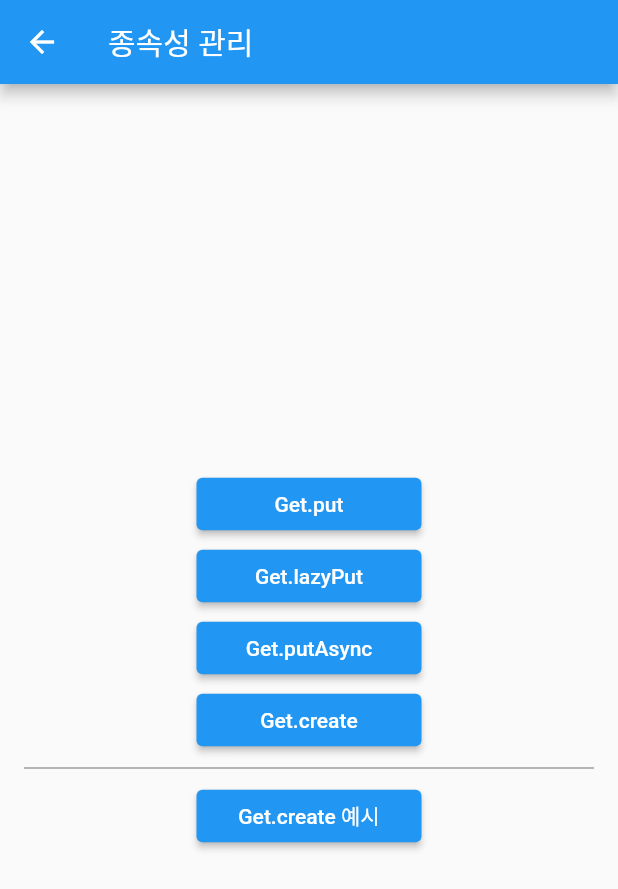
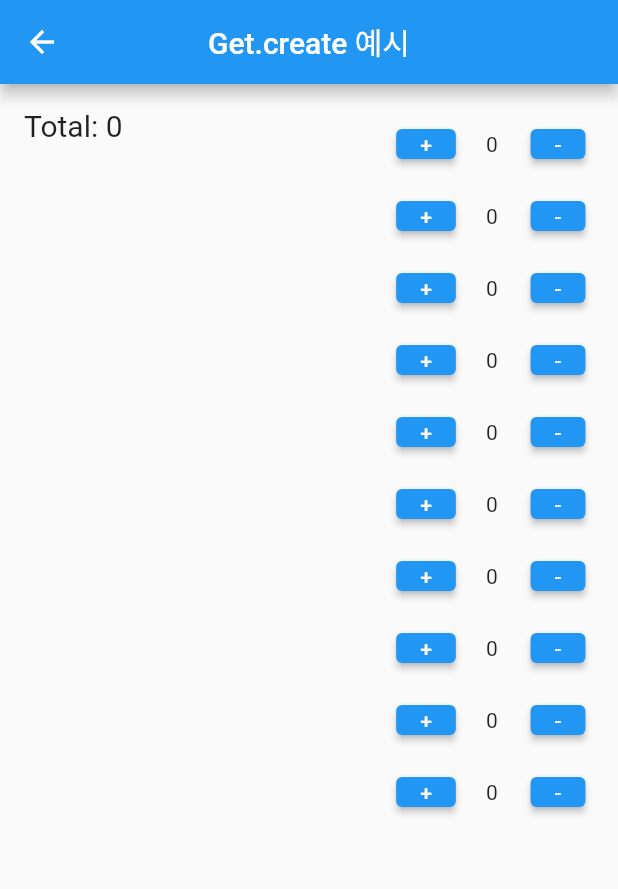
Before and after one commit to mike-bskim/getx_test, a Flutter app: the DependencyManagePage screen opened directly, after a tap on "Get.create 예시", on a phone screen of 412 x 824 dp. Shown: the top 889 px of the screen. Run offline on Flutter 3.47's test engine with Material 2 defaults, Android fonts, the phone set to English and light mode, and no system bars; our stand-ins replace get.

Commit message:
14_Get_create_example

```diff
--- /dev/null
+++ b/lib/src/binding/shopping_binding.dart
@@ -0,0 +1,19 @@
+import 'package:get/get.dart';
+
+import '../controller/shopping_controller.dart';
+
+class ShoppingBinding implements Bindings {
+  @override
+  void dependencies() {
+// different instances for different list items
+    Get.create<ShoppingController>(
+      () => ShoppingController(),
+    );
+
+// Separate instance to display total
+    Get.put<ShoppingController>(
+      ShoppingController(),
+      tag: 'total',
+    );
+  }
+}
--- /dev/null
+++ b/lib/src/controller/shopping_controller.dart
@@ -0,0 +1,13 @@
+import 'package:flutter/material.dart';
+import 'package:get/get.dart';
+
+class ShoppingController extends GetxController {
+  var quantity = 0.obs;
+  var total = 0.obs;
+
+  @override
+  void onClose() {
+    debugPrint(hashCode.toString());
+    super.onClose();
+  }
+}
--- a/lib/src/pages/dependencys/dependency_manage_page.dart
+++ b/lib/src/pages/dependencys/dependency_manage_page.dart
@@ -2,6 +2,8 @@ import 'dart:async';
 
 import 'package:flutter/material.dart';
 import 'package:get/get.dart';
+import 'package:getx_test/src/binding/shopping_binding.dart';
+import 'package:getx_test/src/pages/shopping/shopping_page.dart';
 import '../../controller/dependency_controller.dart';
 import '../../pages/dependencys/get_lazyput.dart';
 import '../../pages/dependencys/get_put.dart';
@@ -16,7 +18,11 @@ class DependencyManagePage extends StatelessWidget {
     ButtonStyle elevatedButtonStyle =
         ElevatedButton.styleFrom(minimumSize: const Size(150.0, 35.0));
     Divider divider = const Divider(
-        height: 16, thickness: 1, indent: 16, endIndent: 16, color: Colors.grey);
+        height: 16,
+        thickness: 1,
+        indent: 16,
+        endIndent: 16,
+        color: Colors.grey);
 
     return Scaffold(
       appBar: AppBar(
@@ -74,12 +80,12 @@ class DependencyManagePage extends StatelessWidget {
               child: const Text("Get.create"),
               onPressed: () {
                 Get.to(
-                      () => const GetCreate(),
+                  () => const GetCreate(),
                   binding: BindingsBuilder(() {
                     // Get.find 호출시 마다 새로운 인스턴스 생성함
                     // 싱클톤방식이 아니라서 삭제를 수동으로 해줘야 함, 수동삭제는 구현못함
                     Get.create<DependencyController>(
-                            () => DependencyController());
+                        () => DependencyController());
                   }),
                 );
               },
@@ -89,7 +95,7 @@ class DependencyManagePage extends StatelessWidget {
               style: elevatedButtonStyle,
               child: const Text("Get.create 예시"),
               onPressed: () {
-
+                Get.to(() => const ShoppingPage(), binding: ShoppingBinding());
               },
             ),
           ],
--- /dev/null
+++ b/lib/src/pages/shopping/shopping_item.dart
@@ -0,0 +1,58 @@
+import 'package:flutter/material.dart';
+import 'package:get/get.dart';
+
+import '../../controller/shopping_controller.dart';
+
+class ShoppingItem extends StatelessWidget {
+  ShoppingItem({Key? key}) : super(key: key);
+
+  // injected by Get.create
+  final ShoppingController controller = Get.find();
+  // injected by Get.put
+  final ShoppingController controllerTotal = Get.find(tag: 'total');
+
+  @override
+  Widget build(BuildContext context) {
+    ButtonStyle elevatedButtonStyle =
+        ElevatedButton.styleFrom(minimumSize: const Size(30.0, 20.0));
+    // debugPrint(controller.hashCode.toString());
+
+    return Row(
+      mainAxisAlignment: MainAxisAlignment.end,
+      children: [
+        ElevatedButton(
+          style: elevatedButtonStyle,
+          onPressed: () {
+            controller.quantity.value++; // create
+            // Get.find<ShoppingController>(tag: 'total').total.value++; // put
+            controllerTotal.total.value++; // put
+            // debugPrint(
+            //     Get.find<ShoppingController>(tag: 'total').hashCode.toString());
+          },
+          child: const Text('+'),
+        ),
+        SizedBox(
+          width: 40,
+          child: Obx(
+            () => Text(
+              textAlign: TextAlign.center,
+              controller.quantity.value
+                  .toString(), // using same instance of Get.find
+            ),
+          ),
+        ),
+        ElevatedButton(
+          style: elevatedButtonStyle,
+          onPressed: () {
+            controller.quantity.value--; // create
+            // injected by Get.put
+            // Get.find<ShoppingController>(tag: 'total').total.value--;
+            controllerTotal.total.value--; // put
+          },
+          child: const Text('-'),
+        ),
+
+      ],
+    );
+  }
+}
--- /dev/null
+++ b/lib/src/pages/shopping/shopping_page.dart
@@ -0,0 +1,41 @@
+import 'package:flutter/material.dart';
+import 'package:get/get.dart';
+
+import '../../controller/shopping_controller.dart';
+import 'shopping_item.dart';
+
+class ShoppingPage extends StatelessWidget {
+  const ShoppingPage({Key? key}) : super(key: key);
+
+  @override
+  Widget build(BuildContext context) {
+    return Scaffold(
+      appBar: AppBar(
+        centerTitle: true,
+        title: const Text("Get.create 예시"),
+      ),
+      body: Padding(
+        padding: const EdgeInsets.all(16.0),
+        child: Center(
+          child: Stack(
+            children: [
+              Obx(
+                () => Text(
+                  'Total: ${Get.find<ShoppingController>(tag: 'total').total.value}',
+                  style: const TextStyle(fontSize: 20),// total
+                ),
+              ),
+              ListView.builder(
+                // shrinkWrap: true,
+                itemCount: 10,
+                itemBuilder: (context, index) {
+                  return ShoppingItem();
+                },
+              ),
+            ],
+          ),
+        ),
+      ),
+    );
+  }
+}
```
